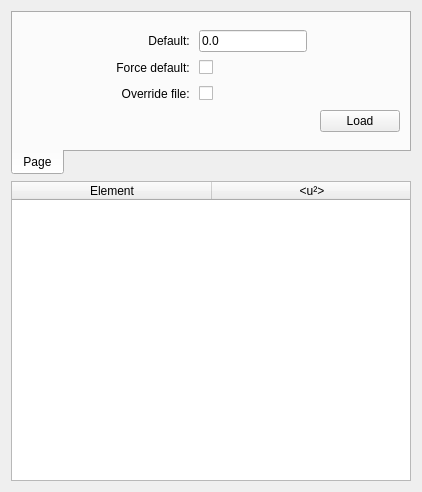
First picture: the form in src/gui/dialogs/settings/frames/thermalscatteringframe.ui, repository JJPPeters/clTEM, before the edit.
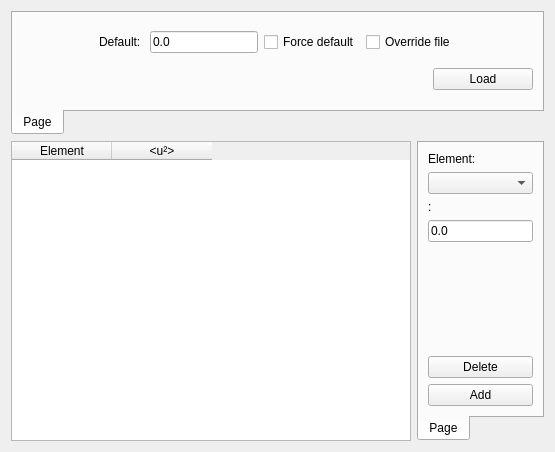
Second picture: the form after the edit. Custom widgets are drawn as their Qt base class.

Commit message: Improvements to thermal scattering ui

```diff
--- a/src/gui/dialogs/settings/frames/thermalscatteringframe.ui
+++ b/src/gui/dialogs/settings/frames/thermalscatteringframe.ui
@@ -6,16 +6,16 @@
    <rect>
     <x>0</x>
     <y>0</y>
-    <width>418</width>
-    <height>492</height>
+    <width>551</width>
+    <height>452</height>
    </rect>
   </property>
   <property name="windowTitle">
    <string>Form</string>
   </property>
   <layout class="QGridLayout" name="gridLayout_2">
-   <item row="2" column="0">
-    <widget class="QTableWidget" name="tblDetectors">
+   <item row="3" column="0">
+    <widget class="QTableWidget" name="tblDisplacements">
      <property name="minimumSize">
       <size>
        <width>400</width>
@@ -68,7 +68,7 @@
       <bool>false</bool>
      </attribute>
      <attribute name="horizontalHeaderDefaultSectionSize">
-      <number>200</number>
+      <number>100</number>
      </attribute>
      <attribute name="horizontalHeaderHighlightSections">
       <bool>false</bool>
@@ -94,7 +94,118 @@
      </column>
     </widget>
    </item>
-   <item row="0" column="0">
+   <item row="3" column="1">
+    <widget class="tabPanel" name="tPanel_2">
+     <property name="maximumSize">
+      <size>
+       <width>16777215</width>
+       <height>16777215</height>
+      </size>
+     </property>
+     <property name="autoFillBackground">
+      <bool>false</bool>
+     </property>
+     <property name="styleSheet">
+      <string notr="true"/>
+     </property>
+     <property name="tabPosition">
+      <enum>QTabWidget::South</enum>
+     </property>
+     <property name="currentIndex">
+      <number>0</number>
+     </property>
+     <property name="elideMode">
+      <enum>Qt::ElideMiddle</enum>
+     </property>
+     <property name="tabsClosable">
+      <bool>false</bool>
+     </property>
+     <widget class="QWidget" name="vLayout_3">
+      <attribute name="title">
+       <string>Page</string>
+      </attribute>
+      <layout class="QVBoxLayout" name="verticalLayout">
+       <item>
+        <widget class="QLabel" name="label_10">
+         <property name="layoutDirection">
+          <enum>Qt::LeftToRight</enum>
+         </property>
+         <property name="text">
+          <string>Element: </string>
+         </property>
+         <property name="alignment">
+          <set>Qt::AlignLeading|Qt::AlignLeft|Qt::AlignVCenter</set>
+         </property>
+        </widget>
+       </item>
+       <item>
+        <widget class="QComboBox" name="comboBox">
+         <property name="minimumSize">
+          <size>
+           <width>100</width>
+           <height>0</height>
+          </size>
+         </property>
+        </widget>
+       </item>
+       <item>
+        <widget class="QLabel" name="label_9">
+         <property name="layoutDirection">
+          <enum>Qt::LeftToRight</enum>
+         </property>
+         <property name="text">
+          <string>&lt;u²&gt;: </string>
+         </property>
+         <property name="alignment">
+          <set>Qt::AlignLeading|Qt::AlignLeft|Qt::AlignVCenter</set>
+         </property>
+        </widget>
+       </item>
+       <item>
+        <widget class="EditUnitsBox" name="edtDefault_3">
+         <property name="minimumSize">
+          <size>
+           <width>100</width>
+           <height>0</height>
+          </size>
+         </property>
+         <property name="text">
+          <string>0.0</string>
+         </property>
+        </widget>
+       </item>
+       <item>
+        <spacer name="verticalSpacer">
+         <property name="orientation">
+          <enum>Qt::Vertical</enum>
+         </property>
+         <property name="sizeHint" stdset="0">
+          <size>
+           <width>20</width>
+           <height>40</height>
+          </size>
+         </property>
+        </spacer>
+       </item>
+       <item>
+        <widget class="QPushButton" name="btnDelete">
+         <property name="text">
+          <string>Delete</string>
+         </property>
+        </widget>
+       </item>
+       <item>
+        <widget class="QPushButton" name="btnAdd">
+         <property name="text">
+          <string>Add</string>
+         </property>
+        </widget>
+       </item>
+      </layout>
+     </widget>
+    </widget>
+   </item>
+   <item row="2" column="0" colspan="2">
     <widget class="tabPanel" name="tPanel">
      <property name="maximumSize">
       <size>
@@ -127,62 +238,18 @@
       <layout class="QGridLayout" name="gridLayout">
        <item row="1" column="2">
         <widget class="EditUnitsBox" name="edtDefault">
-         <property name="text">
-          <string>0.0</string>
-         </property>
-        </widget>
-       </item>
-       <item row="2" column="2">
-        <layout class="QHBoxLayout" name="horizontalLayout_3">
-         <item>
-          <widget class="QCheckBox" name="chkForceDefault">
-           <property name="text">
-            <string/>
-           </property>
-          </widget>
-         </item>
-         <item>
-          <spacer name="horizontalSpacer_4">
-           <property name="orientation">
-            <enum>Qt::Horizontal</enum>
-           </property>
-           <property name="sizeHint" stdset="0">
-            <size>
-             <width>40</width>
-             <height>20</height>
-            </size>
-           </property>
-          </spacer>
-         </item>
-        </layout>
-       </item>
-       <item row="2" column="1">
-        <widget class="QLabel" name="label_3">
-         <property name="layoutDirection">
-          <enum>Qt::LeftToRight</enum>
-         </property>
-         <property name="text">
-          <string>Force default: </string>
-         </property>
-         <property name="alignment">
-          <set>Qt::AlignRight|Qt::AlignTrailing|Qt::AlignVCenter</set>
-         </property>
-        </widget>
-       </item>
-       <item row="0" column="2">
-        <spacer name="verticalSpacer">
-         <property name="orientation">
-          <enum>Qt::Vertical</enum>
-         </property>
-         <property name="sizeHint" stdset="0">
+         <property name="minimumSize">
           <size>
-           <width>20</width>
-           <height>40</height>
+           <width>100</width>
+           <height>0</height>
           </size>
          </property>
-        </spacer>
+         <property name="text">
+          <string>0.0</string>
+         </property>
+        </widget>
        </item>
-       <item row="1" column="3">
+       <item row="1" column="5">
         <spacer name="horizontalSpacer_2">
          <property name="orientation">
           <enum>Qt::Horizontal</enum>
@@ -195,21 +262,8 @@
          </property>
         </spacer>
        </item>
-       <item row="1" column="0">
-        <spacer name="horizontalSpacer">
-         <property name="orientation">
-          <enum>Qt::Horizontal</enum>
-         </property>
-         <property name="sizeHint" stdset="0">
-          <size>
-           <width>40</width>
-           <height>20</height>
-          </size>
-         </property>
-        </spacer>
-       </item>
-       <item row="9" column="0" colspan="4">
-        <layout class="QHBoxLayout" name="horizontalLayout">
+       <item row="2" column="0" colspan="6">
+        <layout class="QHBoxLayout" name="horizontalLayout_3">
          <item>
           <spacer name="horizontalSpacer_3">
            <property name="orientation">
@@ -225,6 +279,12 @@
          </item>
          <item>
           <widget class="QPushButton" name="btnLoad">
+           <property name="minimumSize">
+            <size>
+             <width>100</width>
+             <height>0</height>
+            </size>
+           </property>
            <property name="text">
             <string>Load</string>
            </property>
@@ -232,6 +292,33 @@
          </item>
         </layout>
        </item>
+       <item row="1" column="0">
+        <spacer name="horizontalSpacer">
+         <property name="orientation">
+          <enum>Qt::Horizontal</enum>
+         </property>
+         <property name="sizeHint" stdset="0">
+          <size>
+           <width>40</width>
+           <height>20</height>
+          </size>
+         </property>
+        </spacer>
+       </item>
+       <item row="1" column="4">
+        <widget class="QCheckBox" name="chkOverride">
+         <property name="text">
+          <string>Override file</string>
+         </property>
+        </widget>
+       </item>
+       <item row="1" column="3">
+        <widget class="QCheckBox" name="chkForceDefault">
+         <property name="text">
+          <string>Force default</string>
+         </property>
+        </widget>
+       </item>
        <item row="1" column="1">
         <widget class="QLabel" name="label_2">
          <property name="layoutDirection">
@@ -241,57 +328,7 @@
           <string>Default: </string>
          </property>
          <property name="alignment">
-          <set>Qt::AlignRight|Qt::AlignTrailing|Qt::AlignVCenter</set>
-         </property>
-        </widget>
-       </item>
-       <item row="11" column="2">
-        <spacer name="verticalSpacer_2">
-         <property name="orientation">
-          <enum>Qt::Vertical</enum>
-         </property>
-         <property name="sizeHint" stdset="0">
-          <size>
-           <width>20</width>
-           <height>40</height>
-          </size>
-         </property>
-        </spacer>
-       </item>
-       <item row="3" column="2">
-        <layout class="QHBoxLayout" name="horizontalLayout_6">
-         <item>
-          <widget class="QCheckBox" name="chkOverride">
-           <property name="text">
-            <string/>
-           </property>
-          </widget>
-         </item>
-         <item>
-          <spacer name="horizontalSpacer_9">
-           <property name="orientation">
-            <enum>Qt::Horizontal</enum>
-           </property>
-           <property name="sizeHint" stdset="0">
-            <size>
-             <width>40</width>
-             <height>20</height>
-            </size>
-           </property>
-          </spacer>
-         </item>
-        </layout>
-       </item>
-       <item row="3" column="1">
-        <widget class="QLabel" name="label_4">
-         <property name="layoutDirection">
-          <enum>Qt::LeftToRight</enum>
-         </property>
-         <property name="text">
-          <string>Override file: </string>
-         </property>
-         <property name="alignment">
-          <set>Qt::AlignRight|Qt::AlignTrailing|Qt::AlignVCenter</set>
+          <set>Qt::AlignLeading|Qt::AlignLeft|Qt::AlignVCenter</set>
          </property>
         </widget>
        </item>
```
The commit also changes 1 other file.
